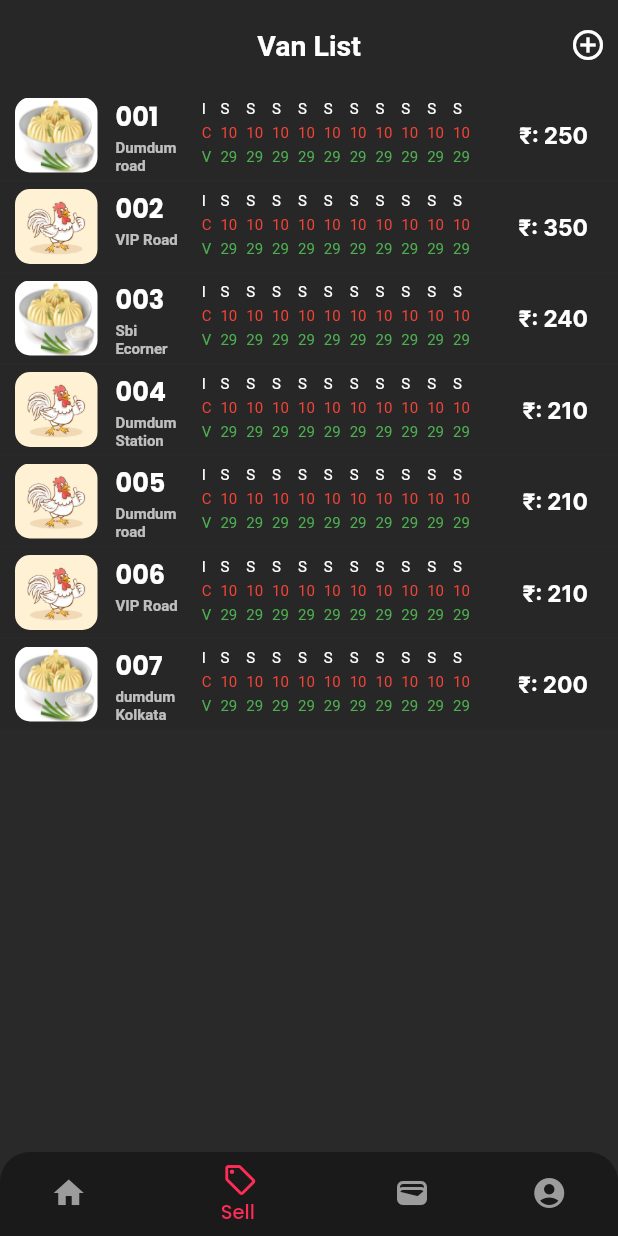
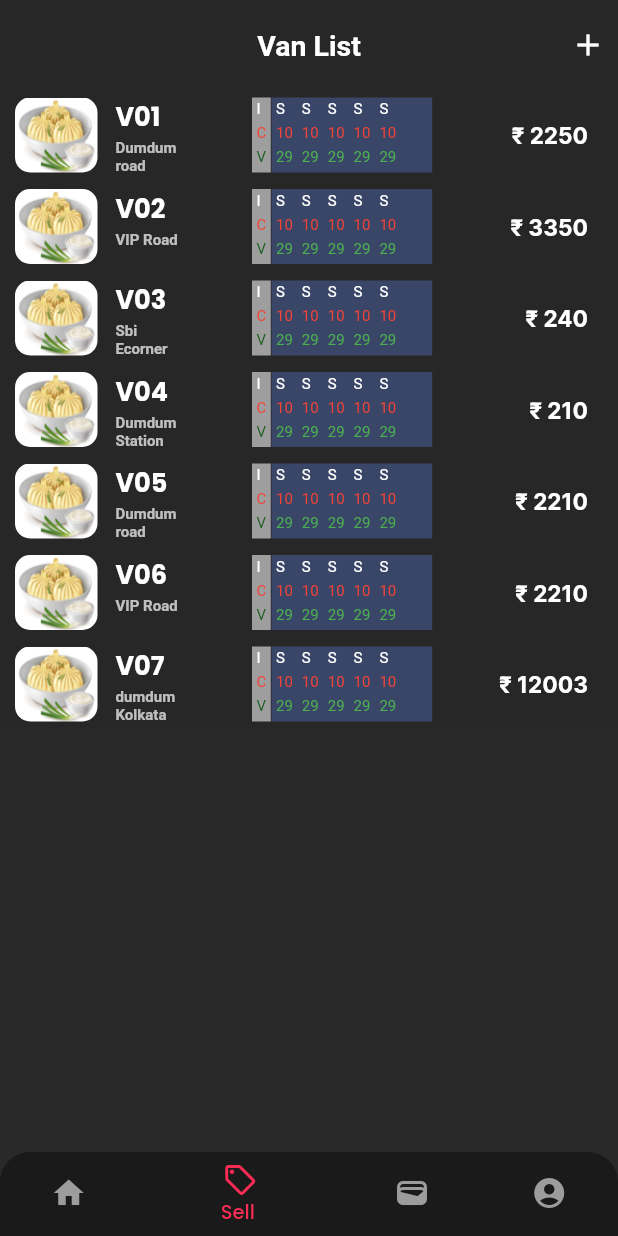
Before and after one commit to Sudiptagupta217/momo-delivery-boy-app, a Flutter app: the SellScreen screen opened directly, on a phone screen of 412 x 824 dp. Run offline on Flutter 3.47's test engine with Material 2 defaults, Android fonts, the phone set to English and light mode, and no system bars; our stand-ins replace audioplayers, fl_chart, fluttertoast; Roboto replaces fonts that are missing (Poppinss).

Commit message:
change admin van add screen and add item screen add

```diff
--- a/lib/ui/home_screen.dart
+++ b/lib/ui/home_screen.dart
@@ -16,10 +16,10 @@ class HomeScreen extends StatefulWidget {
 class _HomeScreenState extends State<HomeScreen> {
 
 
-  String? _selectedVan = 'Van 1';
+  String? _selectedVan = 'V01';
 
   // List of items for the dropdown
-  List<String> _vans = ['Van 1', 'Van 2', 'Van 3', 'Van 4', 'Van 5'];
+  List<String> _vans = ['V01', 'V02', 'V03', 'V04', 'V05'];
 
   // Function to handle dropdown value change
   void _onDropdownChanged(String? newValue) {
@@ -343,7 +343,6 @@ class _HomeScreenState extends State<HomeScreen> {
                         setState(() {
                           itemData['sellItem']++;
                           itemData['residueItem']--;
-                         // AudioPlayer().play(AssetSource('audio/vage.wav'));
                           AudioPlayer().play(AssetSource(audioAsset));
                         });
                       },
--- a/lib/ui/sell_screen.dart
+++ b/lib/ui/sell_screen.dart
@@ -39,60 +39,60 @@ class _SellScreenState extends State<SellScreen> {
 
   var priceDetails = [
     {
-      'images': 'assets/images/veg_momo.jpg',
-      'vanNum': '001',
+     // 'images': 'assets/images/veg_momo.jpg',
+      'vanNum': 'V01',
       'location': 'Dumdum road',
-      "totalchicken": "120",
-      "totalveg": "100",
-      "totalprice": "₹: 250",
+    //  "totalchicken": "120",
+    //  "totalveg": "100",
+      "totalprice": "2250",
     },
     {
-      'images': 'assets/images/chicken_momo.jpg',
-      'vanNum': '002',
+     // 'images': 'assets/images/chicken_momo.jpg',
+      'vanNum': 'V02',
       'location': 'VIP Road',
-      "totalchicken": "120",
-      "totalveg": "100",
-      "totalprice": "₹: 350",
+     // "totalchicken": "120",
+    //  "totalveg": "100",
+      "totalprice": "3350",
     },
     {
-      'images': 'assets/images/veg_momo.jpg',
-      'vanNum': '003',
+     // 'images': 'assets/images/veg_momo.jpg',
+      'vanNum': 'V03',
       'location': 'Sbi Ecorner',
-      "totalchicken": "120",
-      "totalveg": "100",
-      "totalprice": "₹: 240",
+   //   "totalchicken": "120",
+    //  "totalveg": "100",
+      "totalprice": "240",
     },
     {
-      'images': 'assets/images/chicken_momo.jpg',
-      'vanNum': '004',
+     // 'images': 'assets/images/chicken_momo.jpg',
+      'vanNum': 'V04',
       'location': 'Dumdum Station',
-      "totalchicken": "120",
-      "totalveg": "100",
-      "totalprice": "₹: 210",
+    //  "totalchicken": "120",
+    //  "totalveg": "100",
+      "totalprice": "210",
     },
     {
-      'images': 'assets/images/chicken_momo.jpg',
-      'vanNum': '005',
+      //'images': 'assets/images/chicken_momo.jpg',
+      'vanNum': 'V05',
       'location': 'Dumdum road',
-      "totalchicken": "120",
-      "totalveg": "100",
-      "totalprice": "₹: 210",
+    //  "totalchicken": "120",
+    //  "totalveg": "100",
+      "totalprice": "2210",
     },
     {
-      'images': 'assets/images/chicken_momo.jpg',
-      'vanNum': '006',
+      //'images': 'assets/images/chicken_momo.jpg',
+      'vanNum': 'V06',
       'location': 'VIP Road',
-      "totalchicken": "120",
-      "totalveg": "100",
-      "totalprice": "₹: 210",
+    //  "totalchicken": "120",
+    //  "totalveg": "100",
+      "totalprice": "2210",
     },
     {
-      'images': 'assets/images/veg_momo.jpg',
-      'vanNum': '007',
+     // 'images': 'assets/images/veg_momo.jpg',
+      'vanNum': 'V07',
       'location': 'dumdum Kolkata',
-      "totalchicken": "120",
-      "totalveg": "100",
-      "totalprice": "₹: 200",
+    //  "totalchicken": "120",
+    //  "totalveg": "100",
+      "totalprice": "12003",
     },
   ];
 
@@ -151,7 +151,7 @@ class _SellScreenState extends State<SellScreen> {
                 child: SizedBox(
                 height: 40,
                 width: 40,
-                child: Icon(Icons.add_circle_outline, color: Colors.white,)),
+                child: Icon(Icons.add, color: Colors.white,)),
           ),
 
 
@@ -159,24 +159,26 @@ class _SellScreenState extends State<SellScreen> {
         ),
       ),
 
-      InkWell(
-        onTap:()=> Navigator.push(context, MaterialPageRoute(builder: (context) => AddItemScreen(),)),
-        child: Expanded(
+      Expanded(
         child: ListView(
             physics: const BouncingScrollPhysics(),
             // padding: EdgeInsets.symmetric(vertical: 5),
             shrinkWrap: true,
             children: priceDetails.map((value) {
-                return VanList(
-                  image: value["images"].toString(),
+              return InkWell(
+                onTap:()=> Navigator.push(context, MaterialPageRoute(builder: (context) => AddItemScreen(vanNo: value["vanNum"].toString()),)),
+                child: VanList(
+                  image: 'assets/images/veg_momo.jpg',
                   vanNumber: value["vanNum"].toString(),
                   vanlocation: value['location'].toString(),
-                  totalchicken: value["totalchicken"].toString(),
-                  totalveg: value["totalveg"].toString(),
-                  amount: value["totalprice"].toString(),);
+                 // totalchicken: value["totalchicken"].toString(),
+                 // totalveg: value["totalveg"].toString(),
+                  amount: value["totalprice"].toString(),
+
+                ),
+              );
             }
             ).toList()
-          ),
         ),
       )
 
--- a/lib/ui/splash_screen.dart
+++ b/lib/ui/splash_screen.dart
@@ -8,9 +8,13 @@ class SplashScreen extends StatefulWidget {
 
   @override
   State<SplashScreen> createState() => _SplashScreenState();
+
+
 }
 
 class _SplashScreenState extends State<SplashScreen> {
+
+
 
   @override
   void initState() {
--- a/lib/widgets/round_button.dart
+++ b/lib/widgets/round_button.dart
@@ -3,6 +3,7 @@ import 'package:it_momo_wala/utils/default_colors.dart';
 
 class RoundButton extends StatelessWidget {
  final String title;
+ Color? color;
  final VoidCallback onTap;
  final bool loading ;
  TextStyle? style;
@@ -10,6 +11,7 @@ class RoundButton extends StatelessWidget {
    RoundButton({super.key,
     required this.title,
     this.style,
+     this.color= Colors.white,
     required this.onTap,
      this.loading=false
   }
@@ -22,11 +24,11 @@ class RoundButton extends StatelessWidget {
       child: Container(
       height: 50,
         decoration: BoxDecoration(
-          color: Colors.white,
+          color: color,
           borderRadius: BorderRadius.circular(15),
           boxShadow: const [
             BoxShadow(
-              color: Colors.white70,
+              color: Colors.red,
               blurRadius: .1,
               offset: Offset(0, 1),
             ),]
--- a/lib/widgets/vanlist_widget.dart
+++ b/lib/widgets/vanlist_widget.dart
@@ -4,8 +4,8 @@ import 'package:it_momo_wala/widgets/text_widget.dart';
 class VanList extends StatefulWidget {
   final String image;
   final String vanNumber;
-  final String totalchicken;
-  final String totalveg;
+ // final String totalchicken;
+//  final String totalveg;
   final String vanlocation;
   final String amount;
 
@@ -13,8 +13,8 @@ class VanList extends StatefulWidget {
       required this.image,
       required this.vanNumber,
       required this.vanlocation,
-      required this.totalchicken,
-      required this.totalveg,
+   //   required this.totalchicken,
+   //   required this.totalveg,
       required this.amount,
   }) : super(key: key);
 
@@ -71,33 +71,33 @@ class _VanListState extends State<VanList> {
             ),
           ),
 
-        //  const Spacer(),
-          SizedBox(width: 5,),
+          const Spacer(),
+         // SizedBox(width: 5,),
 
           Container(
+            color: Colors.grey.shade500,
             height: 60,
             child: Column(
               crossAxisAlignment: CrossAxisAlignment.start,
               children: [
                 TextWidget(item: 'I', color: Colors.white,),
                 TextWidget(item: 'C', color: Colors.red,),
-                TextWidget(item: 'V', color: Colors.green,),
+                TextWidget(item: 'V', color: Colors.green.shade900,),
               ],
             ),
           ),
 
 
-          Expanded(
-            child: Align(
-              alignment: Alignment.center,
-              child: Container(
+          Container(
             height: 60,
-                width: MediaQuery.of(context).size.width,
+            margin: EdgeInsets.symmetric(horizontal: 0.5),
+            color: Color(0xff394667),
+            width: MediaQuery.of(context).size.width*0.26,
             child: ListView.builder(
               scrollDirection: Axis.horizontal,
-                  itemCount: 10,
+              itemCount: 5,
                 itemBuilder:(context, index) {
-                    return   Column(
+                return Column(
                   crossAxisAlignment: CrossAxisAlignment.start,
                   children: [
                     TextWidget(item: 'S', color: Colors.white,),
@@ -106,8 +106,6 @@ class _VanListState extends State<VanList> {
                   ],
                 );
                 },
-                ),
-              ),
             ),
           ),
 
@@ -203,18 +201,25 @@ class _VanListState extends State<VanList> {
           // ),
 
 
-      SizedBox(width: 5,),
+     // SizedBox(width: 5,),
 
 
 
-       //   const Spacer(),
+          const Spacer(),
 
-          Text(widget.amount,
+          Container(
+            width: MediaQuery.of(context).size.width*0.15,
+
+            child: Align(
+              alignment: Alignment.centerRight,
+              child: Text("₹ "+widget.amount,
                   style: const TextStyle(
                       color: Colors.white,
                       fontWeight: FontWeight.w600,
                       fontSize: 15,
-                  fontFamily: "Inter"))
+                      fontFamily: "Inter")),
+            ),
+          )
 
         ],
       ),
```
Also changed, not shown: lib/ui/add_item_screen.dart (+89 -124 lines), lib/widgets/item_add_text_widget.dart (+58 -2 lines). Lines whose indentation alone changed are shown as unchanged.
